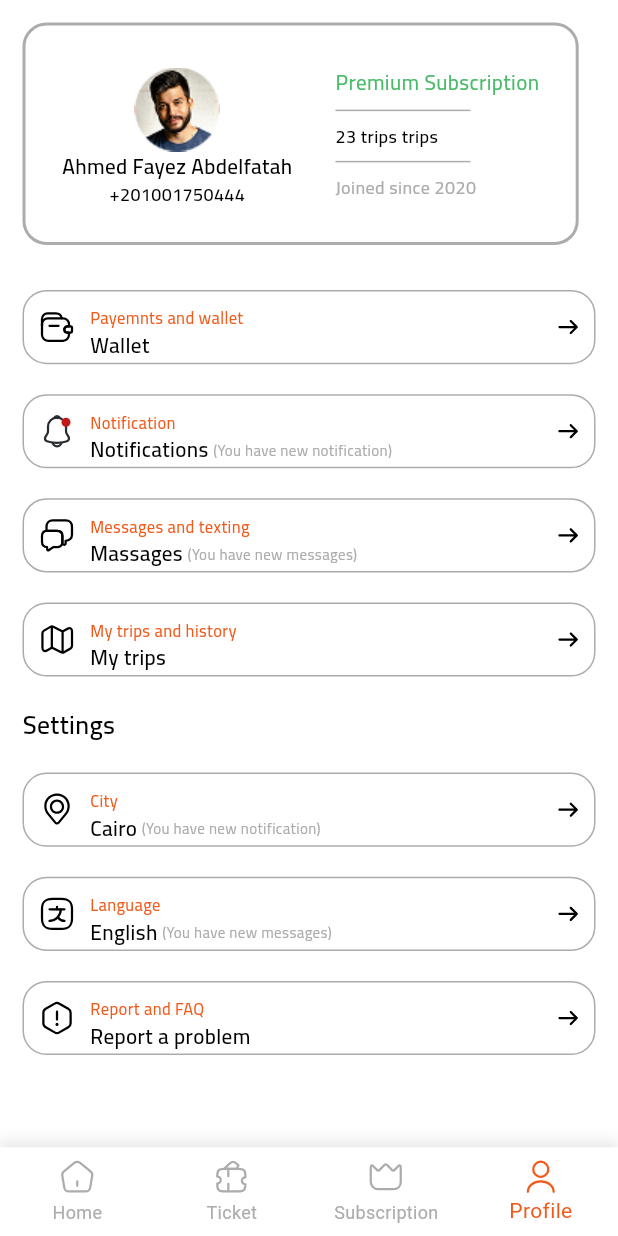
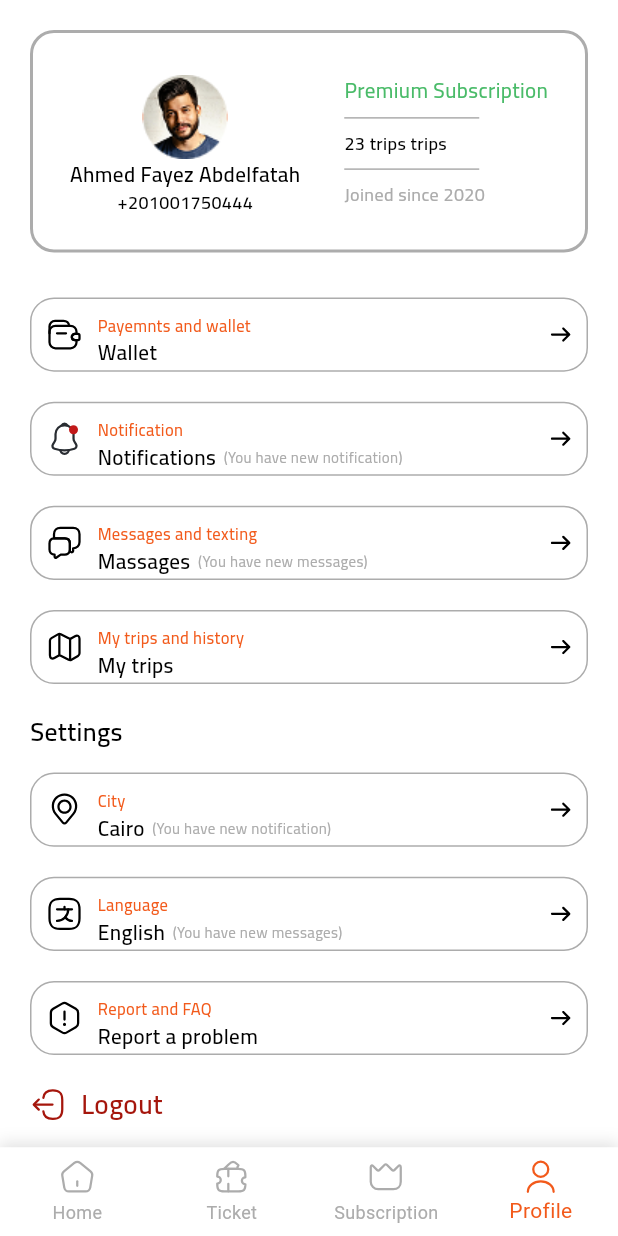
Before and after one commit to aya446/test1, a Flutter app: the screen it shows after launch, item 4 of the bottom bar chosen, on a phone screen of 412 x 824 dp. Run offline on Flutter 3.47's test engine with Material 3 defaults, Android fonts, the phone set to English and light mode, and no system bars; our stand-ins replace flutter_svg, font_awesome_flutter.

Commit message:
last edit

```diff
--- a/lib/core/utils/Styles.dart
+++ b/lib/core/utils/Styles.dart
@@ -111,4 +111,10 @@ abstract class Styles {
     fontSize: 16,
     fontWeight: FontWeight.w600,
   );
+  static TextStyle Red18 = TextStyle(
+    color: const Color(0xFFA5160C),
+    fontFamily: 'Cairo',
+    fontSize: 18,
+    fontWeight: FontWeight.w600,
+  );
 }
--- a/lib/features/prifile/presentation/views/widgets/profile_body.dart
+++ b/lib/features/prifile/presentation/views/widgets/profile_body.dart
@@ -1,4 +1,5 @@
 import 'package:flutter/material.dart';
+import 'package:flutter_svg/svg.dart';
 import 'package:test1/core/utils/Styles.dart';
 import 'package:test1/features/prifile/presentation/views/widgets/profile_list_view.dart';
 import 'package:test1/features/prifile/presentation/views/widgets/settings_list_view.dart';
@@ -12,7 +13,7 @@ class ProfileBody extends StatelessWidget {
     return SingleChildScrollView(
       child: SafeArea(
         child: Padding(
-          padding: const EdgeInsets.all(15.0),
+          padding: const EdgeInsets.all(20.0),
           child: Column(
             crossAxisAlignment: CrossAxisAlignment.start,
             children: [
@@ -21,8 +22,19 @@ class ProfileBody extends StatelessWidget {
               ProfileListView(),
               SizedBox(height: 10),
               Text('Settings', style: Styles.black17),
+              SizedBox(height: 5),
+              SettingsListView(),
               SizedBox(height: 10),
-              SettingsListView(),
+              Row(
+                children: [
+                  SvgPicture.asset(
+                    'assets/icons/logout.svg',
+                    color: Color(0xFFA5160C),
+                  ),
+                  SizedBox(width: 10),
+                  Text('Logout', style: Styles.Red18),
+                ],
+              ),
             ],
           ),
         ),
--- a/lib/features/prifile/presentation/views/widgets/settings_card_item.dart
+++ b/lib/features/prifile/presentation/views/widgets/settings_card_item.dart
@@ -30,7 +30,7 @@ class SettingsCardItem extends StatelessWidget {
                 Row(
                   children: [
                     Text(settingsModel.description, style: Styles.black14),
-                    SizedBox(width: 3),
+                    SizedBox(width: 5),
                     Text(settingsModel.status ?? '', style: Styles.gray10),
                   ],
                 ),
--- a/lib/features/prifile/presentation/views/widgets/user_info_cart.dart
+++ b/lib/features/prifile/presentation/views/widgets/user_info_cart.dart
@@ -8,7 +8,7 @@ class UserInfoCart extends StatelessWidget {
   Widget build(BuildContext context) {
     final Size size = MediaQuery.sizeOf(context);
     return Container(
-      width: size.width * .9,
+      width: double.infinity,
       height: size.height * .18,
       decoration: BoxDecoration(
         borderRadius: BorderRadius.circular(16),
```
